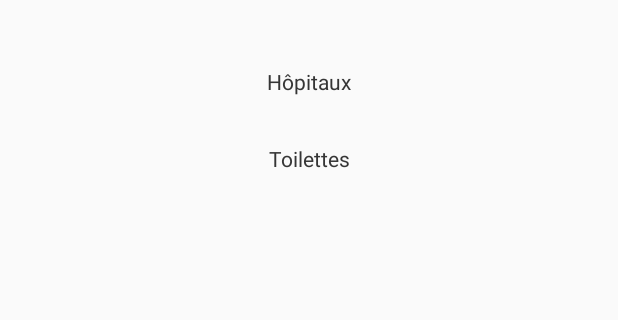
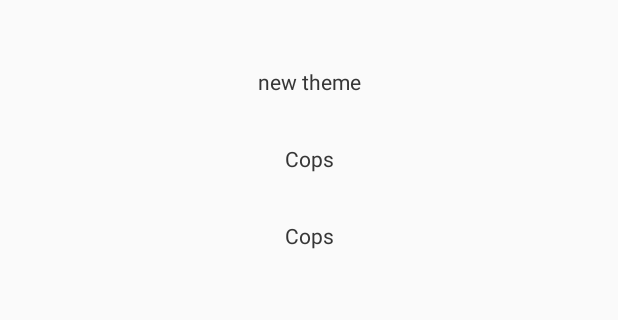
Before and after one commit to GenesisGroupe/LesPetitsCoinsDeLyon, an Android app: the fragment ThemesFragment placed in its activity, on a phone screen of 412 x 824 dp, the part 146-466 px from its top. Run offline under Robolectric (Android 15) with nearby library versions, the phone set to English and light mode, and no system bars; our stand-ins replace RxJava; plain views replace SlidingUpPanelLayout.

Commit message:
view model + maps

```diff
--- a/app/src/main/java/com/genesis/lespetitscoinsdelyon/ihm/activities/MapsActivity.kt
+++ b/app/src/main/java/com/genesis/lespetitscoinsdelyon/ihm/activities/MapsActivity.kt
@@ -3,6 +3,8 @@ package com.genesis.lespetitscoinsdelyon.ihm.activities
 import android.support.v7.app.AppCompatActivity
 import android.os.Bundle
 import com.genesis.lespetitscoinsdelyon.R
+import com.genesis.lespetitscoinsdelyon.viewmodel.MapViewModel
+import com.genesis.lespetitscoinsdelyon.viewmodel.Theme
 
 import com.google.android.gms.maps.CameraUpdateFactory
 import com.google.android.gms.maps.GoogleMap
@@ -24,6 +26,13 @@ class MapsActivity : AppCompatActivity(), OnMapReadyCallback {
         mapFragment.getMapAsync(this)
     }
 
+
+    override fun onResume() {
+        super.onResume()
+        MapViewModel.getInstance().availableThemes.value.add(Theme(name = "Cops", image = null))
+
+    }
+
     /**
      * Manipulates the map once available.
      * This callback is triggered when the map is ready to be used.
--- a/app/src/main/java/com/genesis/lespetitscoinsdelyon/ihm/adapters/ThemesAdapter.kt
+++ b/app/src/main/java/com/genesis/lespetitscoinsdelyon/ihm/adapters/ThemesAdapter.kt
@@ -7,12 +7,13 @@ import android.view.ViewGroup
 import android.widget.TextView
 import com.genesis.lespetitscoinsdelyon.R
 import com.genesis.lespetitscoinsdelyon.extensions.inflate
+import com.genesis.lespetitscoinsdelyon.viewmodel.Theme
 
 
 /**
  * Created by hpatural on 22/02/2018.
  */
-class ThemesAdapter(val context: Context, val themes: List<String>) : RecyclerView.Adapter<ThemesAdapter.ThemesHolder>() {
+class ThemesAdapter(val context: Context, val themes: List<Theme>) : RecyclerView.Adapter<ThemesAdapter.ThemesHolder>() {
 
 
 
@@ -28,7 +29,7 @@ class ThemesAdapter(val context: Context, val themes: List<String>) : RecyclerVi
     override fun onBindViewHolder(holder: ThemesHolder?, position: Int) {
         val theme = themes.get(position)
         if (holder != null) {
-            holder.themeName.text = theme
+            holder.themeName.text = theme.name
         }
     }
 
--- a/app/src/main/java/com/genesis/lespetitscoinsdelyon/ihm/fragments/ThemesFragment.kt
+++ b/app/src/main/java/com/genesis/lespetitscoinsdelyon/ihm/fragments/ThemesFragment.kt
@@ -3,29 +3,42 @@ package com.genesis.lespetitscoinsdelyon.ihm.fragments
 import android.app.Fragment
 import android.os.Bundle
 import android.support.v7.widget.LinearLayoutManager
+import android.util.Log
 import android.view.LayoutInflater
 import android.view.View
 import android.view.ViewGroup
 import com.genesis.lespetitscoinsdelyon.R
 import com.genesis.lespetitscoinsdelyon.ihm.adapters.ThemesAdapter
+import com.genesis.lespetitscoinsdelyon.viewmodel.MapViewModel
+import com.genesis.lespetitscoinsdelyon.viewmodel.Theme
 import kotlinx.android.synthetic.main.fragment_themes.*
+import io.reactivex.subjects.PublishSubject
+import org.reactivestreams.Subscriber
 
 /**
  * Created by hpatural on 22/02/2018.
  */
 class ThemesFragment : Fragment() {
 
+    var themesList: ArrayList<Theme> = ArrayList()
+
     override fun onCreateView(inflater: LayoutInflater?, container: ViewGroup?, savedInstanceState: Bundle?): View? {
         return inflater?.inflate(R.layout.fragment_themes, container, false)
     }
 
     override fun onViewCreated(view: View?, savedInstanceState: Bundle?) {
-        //optionsSwipeLayout.addDrag(SwipeLayout.DragEdge.Top, (activity as MapsActivity).map.view)
+        this.themesList = MapViewModel.getInstance().availableThemes.value
 
-        val themes = ArrayList<String>()
-        themes.add("Hôpitaux")
-        themes.add("Toilettes")
-        themesRecyclerView.adapter = ThemesAdapter(activity, themes)
+                MapViewModel.getInstance().availableThemes.skip(1)
+                .subscribe({ list ->
+                    Log.d("RD", "list : " + list)
+                    themesList = MapViewModel.getInstance().availableThemes.value
+                    if (themesRecyclerView != null) {
+                        themesRecyclerView.adapter.notifyDataSetChanged()
+                    }
+        })
+
+        themesRecyclerView.adapter = ThemesAdapter(activity, themesList)
         var linearLayoutManager = LinearLayoutManager(activity, LinearLayoutManager.VERTICAL, false)
         themesRecyclerView.layoutManager = linearLayoutManager
 
```
Also changed, not shown: app/src/main/java/com/genesis/lespetitscoinsdelyon/viewmodel/MapViewModel.kt (+18 -13 lines), app/src/main/java/model/Hospital.kt (+1 -17 lines).
